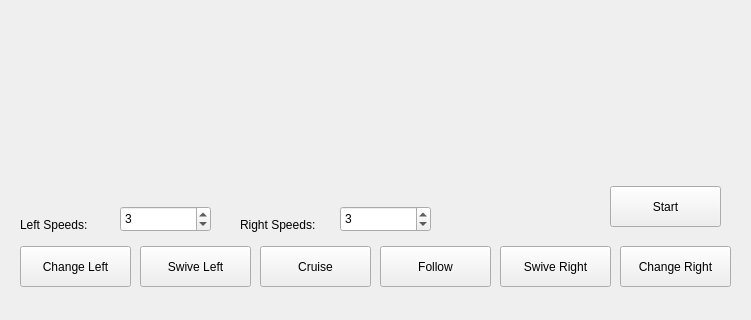
Before: the Qt Designer form catkin_ws/src/simple_gui/src/MainWindow.ui in mnegretev/WhatIf-Results, drawn with Qt 5; both pictures show x 0 to 751 and y 271 to 591 of the 751 by 591 pixel window.
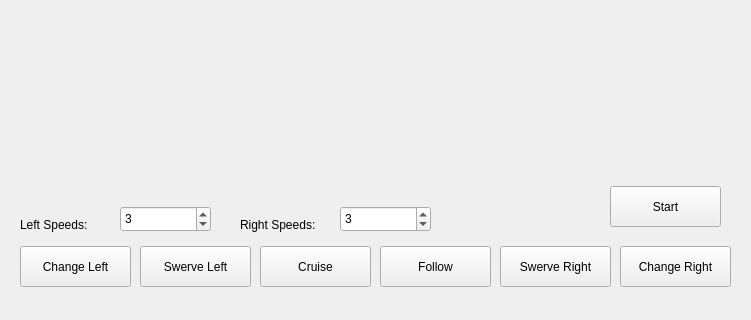
After: the same form once the commit is applied.

The edit to the form file:
```diff
--- a/catkin_ws/src/simple_gui/src/MainWindow.ui
+++ b/catkin_ws/src/simple_gui/src/MainWindow.ui
@@ -200,7 +200,7 @@
      </rect>
     </property>
     <property name="text">
-     <string>Swive Right</string>
+     <string>Swerve Right</string>
     </property>
    </widget>
    <widget class="QPushButton" name="btnSwiveLeft">
@@ -213,7 +213,7 @@
      </rect>
     </property>
     <property name="text">
-     <string>Swive Left</string>
+     <string>Swerve Left</string>
     </property>
    </widget>
   </widget>
```
Left out of the diff: 4 changed lines with no effect on the pictures.
